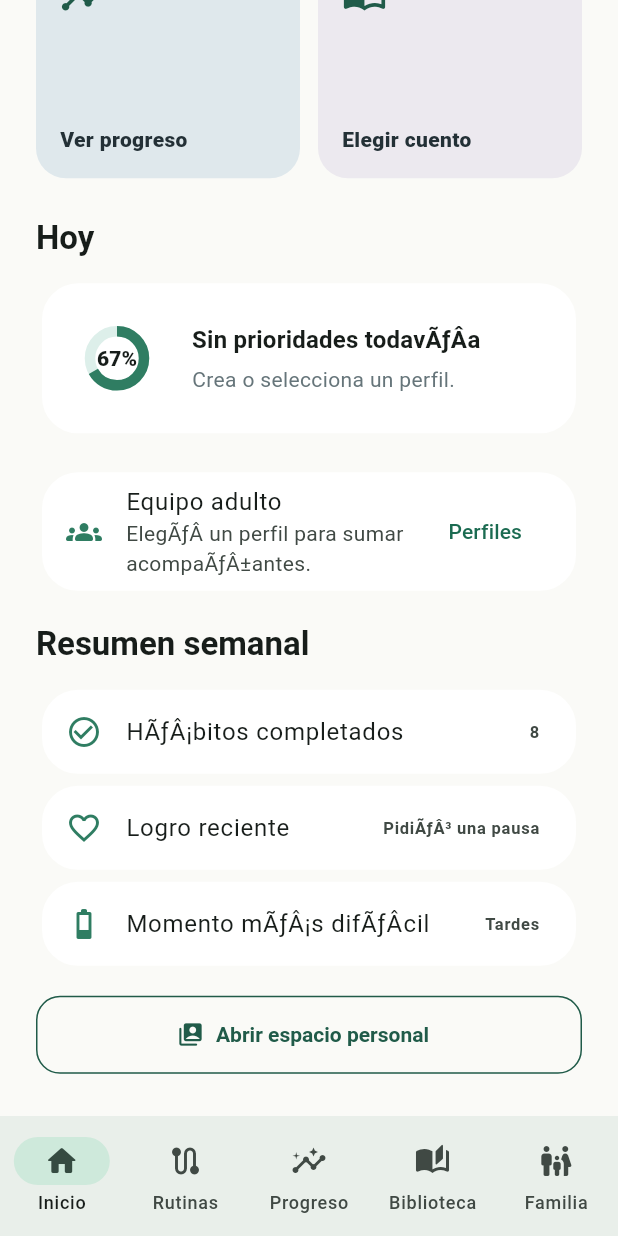
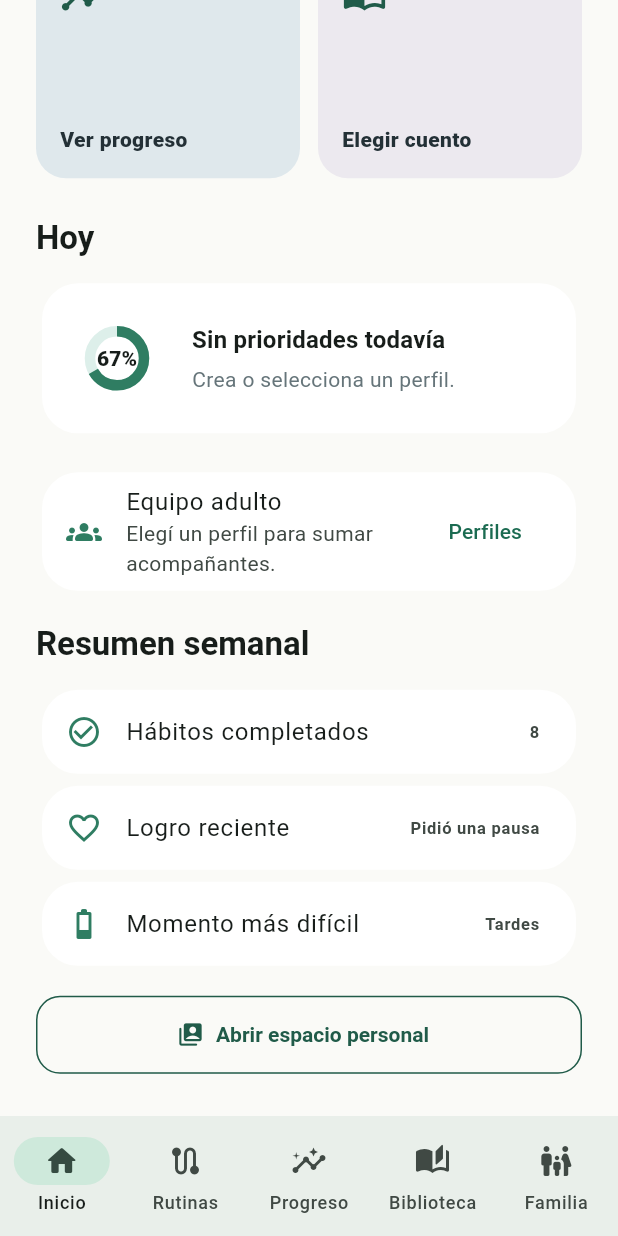
Before and after one commit to eugebajo/Habitar, a Flutter app: the FamilyDashboardScreen screen opened by its route, scrolled down 492 dp, on a phone screen of 412 x 824 dp. Run offline on Flutter 3.47's test engine with Material 3 defaults, Android fonts, the phone set to English and light mode, and no system bars; our stand-ins replace drift, flutter_riverpod, go_router, supabase_flutter, web; accounts and stored records are empty.

Commit message:
Fix Spanish text encoding and Android back navigation

```diff
--- a/apps/mobile/lib/src/app.dart
+++ b/apps/mobile/lib/src/app.dart
@@ -31,21 +31,21 @@ final appRouter = GoRouter(
     GoRoute(
         path: '/privacy',
         builder: (context, state) => const LegalScreen(
-              title: 'PolÃ­tica de privacidad',
+              title: 'Política de privacidad',
               kind: LegalDocumentKind.privacy,
             )),
     GoRoute(
         path: '/terms',
         builder: (context, state) => const LegalScreen(
-              title: 'TÃ©rminos de uso',
+              title: 'Términos de uso',
               kind: LegalDocumentKind.terms,
             )),
     GoRoute(
         path: '/recover',
         builder: (context, state) => const SimpleModeScreen(
-            title: 'Recuperar contraseÃ±a',
+            title: 'Recuperar contraseña',
             message:
-                'EscribÃ­ a soporte@habitarpy.com desde el correo de tu cuenta.')),
+                'Escribí a soporte@habitarpy.com desde el correo de tu cuenta.')),
     GoRoute(
         path: '/register',
         builder: (context, state) => const AdultRegistrationScreen()),
@@ -104,8 +104,7 @@ final appRouter = GoRouter(
         path: '/child/achievements',
         builder: (context, state) => const SimpleModeScreen(
             title: 'Mis logros',
-            message:
-                'Cada paso cuenta. AquÃƒÂ­ aparecen tus avances recientes.')),
+            message: 'Cada paso cuenta. Aquí aparecen tus avances recientes.')),
     GoRoute(
         path: '/child/stories',
         builder: (context, state) => const StoryLibraryScreen()),
@@ -116,26 +115,26 @@ final appRouter = GoRouter(
     GoRoute(
         path: '/teen/habits',
         builder: (context, state) => const SimpleModeScreen(
-            title: 'Mis hÃ¡bitos',
-            message: 'ElegÃ­ una versiÃƒÂ³n pequeÃƒÂ±a y posible para hoy.',
+            title: 'Mis hábitos',
+            message: 'Elegí una versión pequeña y posible para hoy.',
             teen: true)),
     GoRoute(
         path: '/teen/progress',
         builder: (context, state) => const SimpleModeScreen(
             title: 'Mi progreso',
-            message: 'ObservÃ¡ lo que funcionÃ³ sin compararte.',
+            message: 'Observá lo que funcionó sin compararte.',
             teen: true)),
     GoRoute(
         path: '/teen/reflection',
         builder: (context, state) => const SimpleModeScreen(
-            title: 'ReflexiÃ³n diaria',
-            message: 'Este espacio es privado. EscribÃ­ solo si te ayuda.',
+            title: 'Reflexión diaria',
+            message: 'Este espacio es privado. Escribí solo si te ayuda.',
             teen: true)),
     GoRoute(
         path: '/teen/privacy',
         builder: (context, state) => const SimpleModeScreen(
             title: 'Privacidad',
-            message: 'Vos decidÃƒÂ­s quÃ© reflexiones compartir.',
+            message: 'Vos decidís qué reflexiones compartir.',
             teen: true)),
   ],
 );
@@ -146,10 +145,49 @@ class HabitarMobileApp extends StatelessWidget {
   @override
   Widget build(BuildContext context) {
     return MaterialApp.router(
-      title: 'HÃ¡bitos y rutinas',
+      title: 'Hábitos y rutinas',
       theme: buildHabitarTheme(),
       routerConfig: appRouter,
+      builder: (context, child) => _AppBackGuard(
+        child: child ?? const SizedBox.shrink(),
+      ),
       debugShowCheckedModeBanner: false,
     );
   }
 }
+
+class _AppBackGuard extends StatelessWidget {
+  const _AppBackGuard({required this.child});
+
+  final Widget child;
+
+  @override
+  Widget build(BuildContext context) {
+    return PopScope(
+      canPop: false,
+      onPopInvokedWithResult: (didPop, result) {
+        if (didPop) return;
+        final location = appRouter.routeInformationProvider.value.uri.path;
+        final target = _safeBackTarget(location);
+        if (target != null && target != location) {
+          appRouter.go(target);
+        }
+      },
+      child: child,
+    );
+  }
+
+  String? _safeBackTarget(String location) {
+    if (location == '/' || location == '/onboarding') return null;
+    if (location == '/login' ||
+        location == '/register' ||
+        location == '/recover') {
+      return '/onboarding';
+    }
+    if (location == '/profile' || location == '/profiles') return '/dashboard';
+    if (location.startsWith('/child') || location.startsWith('/teen')) {
+      return '/profiles';
+    }
+    return '/dashboard';
+  }
+}
--- a/apps/mobile/lib/src/features/family_dashboard/family_dashboard_screen.dart
+++ b/apps/mobile/lib/src/features/family_dashboard/family_dashboard_screen.dart
@@ -25,26 +25,26 @@ class FamilyDashboardScreen extends ConsumerWidget {
                 child: Column(
                     crossAxisAlignment: CrossAxisAlignment.start,
                     children: [
-                  Text('Hola. Ã‚Â¿QuÃƒÂ© necesita tu familia hoy?',
+                  Text('Hola. ¿Qué necesita tu familia hoy?',
                       style: Theme.of(context).textTheme.headlineSmall),
                   const SizedBox(height: 6),
                   Text(
                       hasProfile
-                          ? 'Perfil seleccionado - listo para acompaÃƒÂ±ar'
-                          : 'ElegÃƒÂ­ un perfil para comenzar',
+                          ? 'Perfil seleccionado - listo para acompañar'
+                          : 'Elegí un perfil para comenzar',
                       style: const TextStyle(color: HabitarColors.mutedInk)),
                 ])),
             PopupMenuButton<String>(
-                tooltip: 'MÃƒÂ¡s opciones',
+                tooltip: 'Más opciones',
                 onSelected: (value) {
                   if (value == 'settings') context.go('/settings');
                   if (value == 'logout') _signOut(context, ref);
                 },
                 itemBuilder: (_) => const [
                       PopupMenuItem(
-                          value: 'settings', child: Text('ConfiguraciÃƒÂ³n')),
+                          value: 'settings', child: Text('Configuración')),
                       PopupMenuItem(
-                          value: 'logout', child: Text('Cerrar sesiÃƒÂ³n'))
+                          value: 'logout', child: Text('Cerrar sesión'))
                     ]),
           ]),
           const SizedBox(height: 18),
@@ -69,7 +69,7 @@ class FamilyDashboardScreen extends ConsumerWidget {
                     const Icon(Icons.expand_more_rounded)
                   ]))),
           const SizedBox(height: 26),
-          Text('Accesos rÃƒÂ¡pidos',
+          Text('Accesos rápidos',
               style: Theme.of(context).textTheme.titleLarge),
           const SizedBox(height: 12),
           GridView.count(
@@ -88,7 +88,7 @@ class FamilyDashboardScreen extends ConsumerWidget {
                         .go(hasProfile ? '/routine/create' : '/profiles')),
                 _Quick(
                     icon: Icons.wb_sunny_rounded,
-                    label: 'Crear hÃƒÂ¡bito',
+                    label: 'Crear hábito',
                     color: HabitarColors.sunlit,
                     onTap: () =>
                         context.go(hasProfile ? '/habits' : '/profiles')),
@@ -120,12 +120,12 @@ class FamilyDashboardScreen extends ConsumerWidget {
                           Text(
                               hasProfile
                                   ? '2 de 3 prioridades listas'
-                                  : 'Sin prioridades todavÃƒÂ­a',
+                                  : 'Sin prioridades todavía',
                               style: Theme.of(context).textTheme.titleMedium),
                           const SizedBox(height: 4),
                           Text(
                               hasProfile
-                                  ? 'PrÃƒÂ³ximo: preparar la mochila - 18:30'
+                                  ? 'Próximo: preparar la mochila - 18:30'
                                   : 'Crea o selecciona un perfil.',
                               style: const TextStyle(
                                   color: HabitarColors.mutedInk))
@@ -136,7 +136,7 @@ class FamilyDashboardScreen extends ConsumerWidget {
             FilledButton.icon(
               onPressed: () => _sendRoutineSignal(context, ref),
               icon: const Icon(Icons.vibration_rounded),
-              label: const Text('Enviar seÃ±al'),
+              label: const Text('Enviar señal'),
             ),
           ],
           const SizedBox(height: 18),
@@ -147,15 +147,15 @@ class FamilyDashboardScreen extends ConsumerWidget {
           const SizedBox(height: 12),
           const _SummaryRow(
               icon: Icons.check_circle_outline,
-              title: 'HÃƒÂ¡bitos completados',
+              title: 'Hábitos completados',
               value: '8'),
           const _SummaryRow(
               icon: Icons.favorite_outline,
               title: 'Logro reciente',
-              value: 'PidiÃƒÂ³ una pausa'),
+              value: 'Pidió una pausa'),
           const _SummaryRow(
               icon: Icons.battery_2_bar_rounded,
-              title: 'Momento mÃƒÂ¡s difÃƒÂ­cil',
+              title: 'Momento más difícil',
               value: 'Tardes'),
           const SizedBox(height: 16),
           OutlinedButton.icon(
@@ -184,7 +184,7 @@ class FamilyDashboardScreen extends ConsumerWidget {
     if (routines.isEmpty) {
       ScaffoldMessenger.of(context).showSnackBar(
         const SnackBar(
-            content: Text('Primero preparÃ¡ una rutina para este perfil.')),
+            content: Text('Primero prepará una rutina para este perfil.')),
       );
       return;
     }
@@ -209,7 +209,7 @@ class FamilyDashboardScreen extends ConsumerWidget {
       SnackBar(
         content: Text(plan.isBlocked
             ? plan.blockedReason!
-            : 'SeÃ±al enviada con suavidad.'),
+            : 'Señal enviada con suavidad.'),
       ),
     );
   }
@@ -285,8 +285,7 @@ class _AdultTeamCard extends ConsumerWidget {
           leading: const Icon(Icons.groups_rounded,
               color: HabitarColors.primaryGreen),
           title: const Text('Equipo adulto'),
-          subtitle:
-              const Text('ElegÃƒÂ­ un perfil para sumar acompaÃƒÂ±antes.'),
+          subtitle: const Text('Elegí un perfil para sumar acompañantes.'),
           trailing: TextButton(
             onPressed: () => context.go('/profiles'),
             child: const Text('Perfiles'),
@@ -328,7 +327,7 @@ class _AdultTeamCard extends ConsumerWidget {
                 const SizedBox(height: 8),
                 if (adults.isEmpty)
                   const Text(
-                    'SumÃƒÂ¡ madres, padres, cuidadores, docentes o profesionales vinculados a este perfil.',
+                    'Sumá madres, padres, cuidadores, docentes o profesionales vinculados a este perfil.',
                     style: TextStyle(color: HabitarColors.mutedInk),
                   )
                 else
--- a/apps/mobile/pubspec.yaml
+++ b/apps/mobile/pubspec.yaml
@@ -1,6 +1,6 @@
 name: habitar_mobile
 publish_to: none
-version: 0.1.1+2
+version: 0.1.2+3
 resolution: workspace
 
 environment:
```
Also changed, not shown: apps/mobile/lib/src/features/rewards/rewards_screen.dart (+10 -10 lines).
